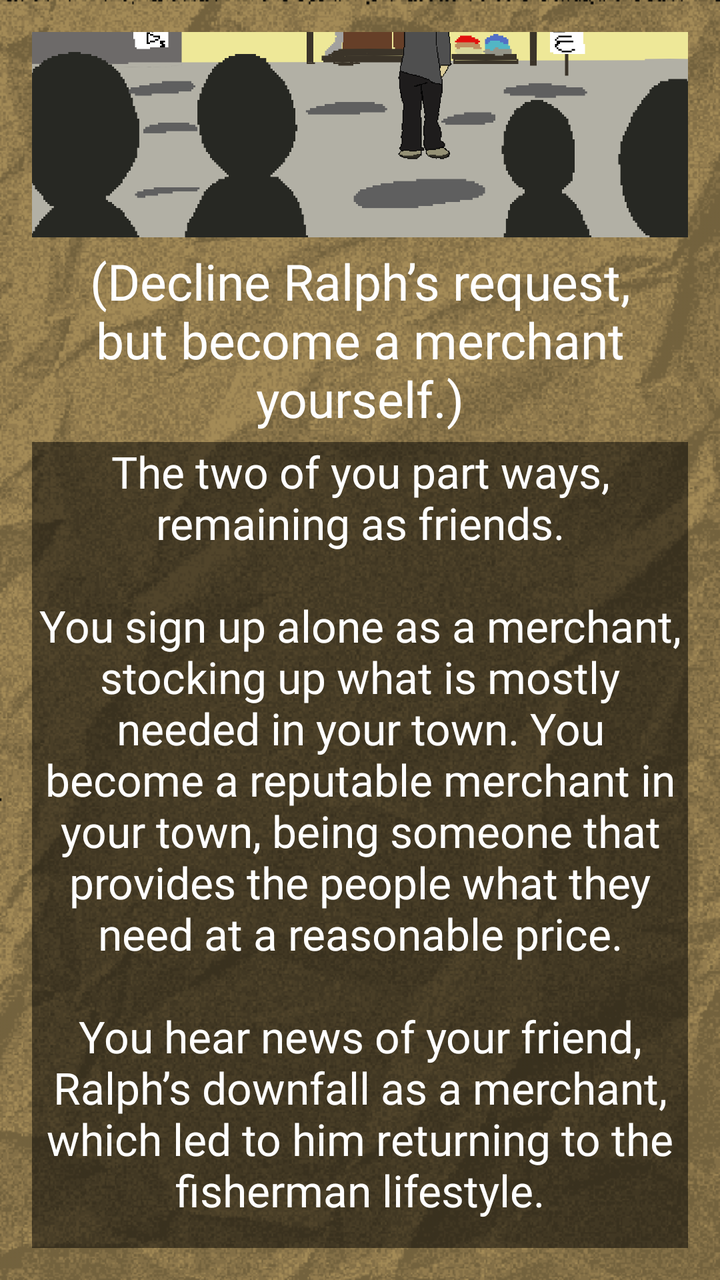
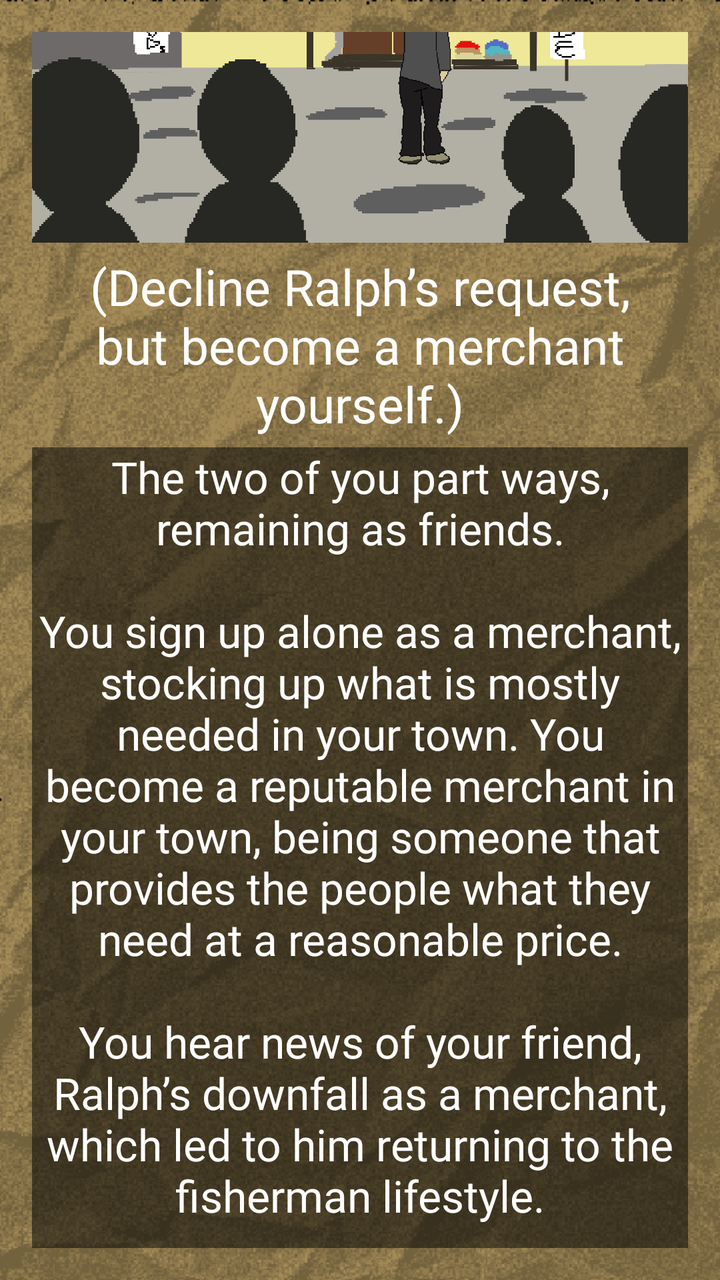

An Android layout rendered at two revisions. The XML below is the earlier revision; the diff shows what the commit changed to produce the second picture.
<!-- AndroidManifest.xml: application theme Theme.ChoiceQuest -->
<!-- res/layout/activity_page2_1_1_1_1_1_1_2.xml -->
<?xml version="1.0" encoding="utf-8"?>
<LinearLayout xmlns:android="http://schemas.android.com/apk/res/android"
    xmlns:app="http://schemas.android.com/apk/res-auto"
    xmlns:tools="http://schemas.android.com/tools"
    android:id="@+id/page2_1_1_1_1_1_1_2"
    android:layout_width="match_parent"
    android:layout_height="match_parent"
    android:gravity="center"
    android:orientation="vertical"
    android:background="@drawable/papertexture_"
    android:backgroundTint="#f8e7c2"
    android:backgroundTintMode="multiply"
    android:padding="16dp"
    tools:context=".Page2_1_1_1_1_1_1_2">

    <View
        android:layout_width="match_parent"
        android:layout_height="0dp"
        android:layout_weight="0.1"/>

    <ImageView
        android:id="@+id/imageView"
        android:layout_width="412dp"
        android:layout_height="250dp"
        android:src="@drawable/page2_1_1_1_1_1_1_2"/>

    <TextView
        android:layout_width="match_parent"
        android:layout_height="wrap_content"
        android:fontFamily="@font/pixelspace"
        android:gravity="center"
        android:padding="5dp"
        android:text="(Decline Ralph’s request, but become a merchant yourself.)"
        android:textColor="@color/white"
        android:textSize="25sp" />

    <View
        android:layout_width="match_parent"
        android:layout_height="1dp"
        android:layout_weight="0.1"/>

    <TextView
        android:id="@+id/tv_page2_1_1_1_1_1_1_2"
        android:layout_width="match_parent"
        android:layout_height="wrap_content"
        android:textColor="#FFFFFF"
        android:background="#80000000"
        android:fontFamily="@font/pixelgame_font"
        android:textSize="22sp"
        android:gravity="center"
        android:text="The two of you part ways, remaining as friends.\n\nYou sign up alone as a merchant, stocking up what is mostly needed in your town. You become a reputable merchant in your town, being someone that provides the people what they need at a reasonable price.\n\nYou hear news of your friend, Ralph’s downfall as a merchant, which led to him returning to the fisherman lifestyle.\n\nYou feel saddened by the news, but think that it is not your responsibility."/>


    <Button
        android:layout_width="match_parent"
        android:layout_height="wrap_content"
        android:fontFamily="@font/quest_font"
        android:gravity="center"
        android:padding="16dp"
        android:background="@android:color/transparent"
        android:text="Go Back to Title Page"
        android:onClick="title3" />

</LinearLayout>
<!-- resources referenced by this layout -->
<resources>
  <color name="white">#FFFFFF</color>
  <!-- drawable page2_1_1_1_1_1_1_2: png bitmap (drawable, 32964 bytes) -->
  <!-- drawable papertexture_: png bitmap (drawable, 156948 bytes) -->
  <style name="Theme.ChoiceQuest" parent="Base.Theme.ChoiceQuest" />
  <style name="Base.Theme.ChoiceQuest" parent="Theme.Material3.DayNight.NoActionBar">
          
          
      </style>
</resources>

<!-- the commit's change to res/layout/activity_page2_1_1_1_1_1_1_2.xml (unified diff, before → after) -->
@@ -57,7 +57,9 @@
         android:fontFamily="@font/quest_font"
         android:gravity="center"
         android:padding="16dp"
-        android:background="@android:color/transparent"
+        android:textSize="10sp"
+        android:textColor="@color/white"
+        android:backgroundTint="@color/cardview_dark_background"
         android:text="Go Back to Title Page"
         android:onClick="title3" />
 
